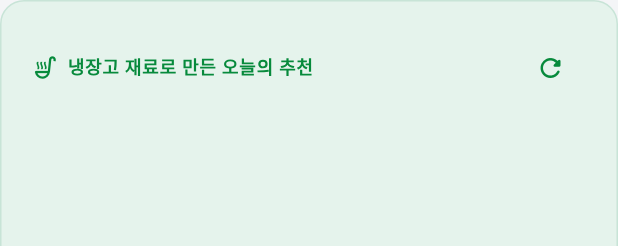
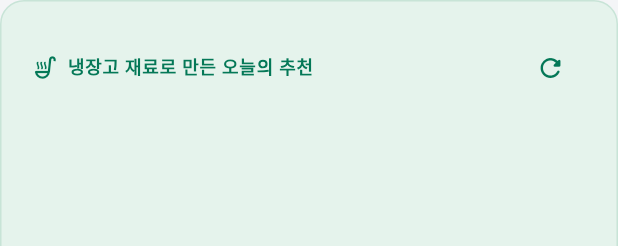
Before and after one commit to wookmin/moapp_Teamp, a Flutter app: the _AiRecipeCard widget shown alone on an empty page, opened directly with empty values, on a phone screen of 412 x 824 dp. Shown: the top 246 px of the screen. Run offline on Flutter 3.47's test engine with Material 3 defaults, Android fonts, the phone set to English and light mode, and no system bars; our stand-ins replace app_links, cloud_firestore, firebase_auth, firebase_core, firebase_storage, flutter_dotenv and 10 more; accounts and stored records are empty.

Commit message:
디자인 수정 및 컬러 수정

```diff
--- a/lib/screens/dashboard/dashboard_screen.dart
+++ b/lib/screens/dashboard/dashboard_screen.dart
@@ -275,7 +275,7 @@ class _StatusInfo {
 
   factory _StatusInfo.fromScore(int score) {
     if (score >= 80) {
-      return const _StatusInfo(message: '신선해요', color: Color(0xFF0ABF53));
+      return const _StatusInfo(message: '신선해요', color: Color(0xFF059669));
     }
     if (score >= 50) {
       return const _StatusInfo(message: '조심하세요', color: Color(0xFFFF8800));
@@ -459,14 +459,14 @@ class _AiRecipeCard extends StatelessWidget {
             children: [
               const Icon(
                 Icons.soup_kitchen_outlined,
-                color: Color(0xFF078A3C),
+                color: Color(0xFF047857),
                 size: 18,
               ),
               const SizedBox(width: 6),
               Text(
                 '냉장고 재료로 만든 오늘의 추천',
                 style: theme.textTheme.labelMedium?.copyWith(
-                  color: const Color(0xFF078A3C),
+                  color: const Color(0xFF047857),
                   fontWeight: FontWeight.w700,
                 ),
               ),
@@ -476,7 +476,7 @@ class _AiRecipeCard extends StatelessWidget {
                 tooltip: '다른 레시피 추천받기',
                 icon: const Icon(
                   Icons.refresh_rounded,
-                  color: Color(0xFF078A3C),
+                  color: Color(0xFF047857),
                   size: 20,
                 ),
               ),
@@ -525,7 +525,7 @@ class _AiRecipeCard extends StatelessWidget {
                       child: Text(
                         ing,
                         style: theme.textTheme.labelMedium?.copyWith(
-                          color: const Color(0xFF078A3C),
+                          color: const Color(0xFF047857),
                         ),
                       ),
                     ),
@@ -554,7 +554,7 @@ class _AiRecipeCard extends StatelessWidget {
                       height: 22,
                       margin: const EdgeInsets.only(right: 8, top: 1),
                       decoration: BoxDecoration(
-                        color: const Color(0xFF078A3C),
+                        color: const Color(0xFF047857),
                         shape: BoxShape.circle,
                       ),
                       child: Center(
--- a/lib/screens/expiry_management/expiry_management_screen.dart
+++ b/lib/screens/expiry_management/expiry_management_screen.dart
@@ -346,7 +346,7 @@ class _ExpiryCalendar extends StatelessWidget {
   Color _markerColor(FoodItem food) {
     if (food.daysLeft < 0) return const Color(0xFFF04452);
     if (food.daysLeft <= 2) return const Color(0xFFFF8800);
-    return const Color(0xFF0ABF53);
+    return const Color(0xFF059669);
   }
 }
 
--- a/lib/screens/notifications/notification_center_screen.dart
+++ b/lib/screens/notifications/notification_center_screen.dart
@@ -327,7 +327,7 @@ class _NotificationStyle {
       ExpiryNotificationKind.upcoming => _NotificationStyle(
         icon: Icons.info_outline_rounded,
         backgroundColor: const Color(0xFFE8F5E9),
-        iconColor: const Color(0xFF0ABF53),
+        iconColor: const Color(0xFF059669),
         title: '${food.name} ${food.daysLeft}일 후 만료 예정',
         subtitle: '아직 여유가 있어요.',
       ),
--- a/lib/services/in_app_notification_service.dart
+++ b/lib/services/in_app_notification_service.dart
@@ -13,7 +13,7 @@ class InAppNotificationService {
       _showCard(
         title: '유통기한 임박 식재료가 없어요',
         subtitle: '냉장고 상태가 양호합니다 👍',
-        color: const Color(0xFF0ABF53),
+        color: const Color(0xFF059669),
         index: 0,
         total: 1,
       );
@@ -29,7 +29,7 @@ class InAppNotificationService {
           ? const Color(0xFFF04452)
           : isWarning
               ? const Color(0xFFFF8800)
-              : const Color(0xFF0ABF53);
+              : const Color(0xFF059669);
       final subtitle = isExpired
           ? '이미 유통기한이 지났어요. 확인해보세요!'
           : food.daysLeft == 0
--- a/lib/theme/app_tokens.dart
+++ b/lib/theme/app_tokens.dart
@@ -2,9 +2,9 @@ import 'package:flutter/material.dart';
 
 abstract final class AppColors {
   // ── 브랜드 (프레시 그린) ──
-  static const brand = Color(0xFF0ABF53);
-  static const brandDark = Color(0xFF078A3C);
-  static const brandSoft = Color(0xFFE6F9EE);
+  static const brand = Color(0xFF059669);
+  static const brandDark = Color(0xFF047857);
+  static const brandSoft = Color(0xFFECFDF5);
 
   // ── 배경 ──
   static const canvas = Color(0xFFF4F5F7);
@@ -23,8 +23,8 @@ abstract final class AppColors {
   static const dangerSoft = Color(0xFFFFEBEE);
   static const warning = Color(0xFFFF8800);
   static const warningSoft = Color(0xFFFFF3E0);
-  static const success = Color(0xFF0ABF53);
-  static const successSoft = Color(0xFFE6F9EE);
+  static const success = Color(0xFF059669);
+  static const successSoft = Color(0xFFECFDF5);
   static const info = Color(0xFF3182F6);
   static const infoSoft = Color(0xFFE8F3FF);
 }
```
